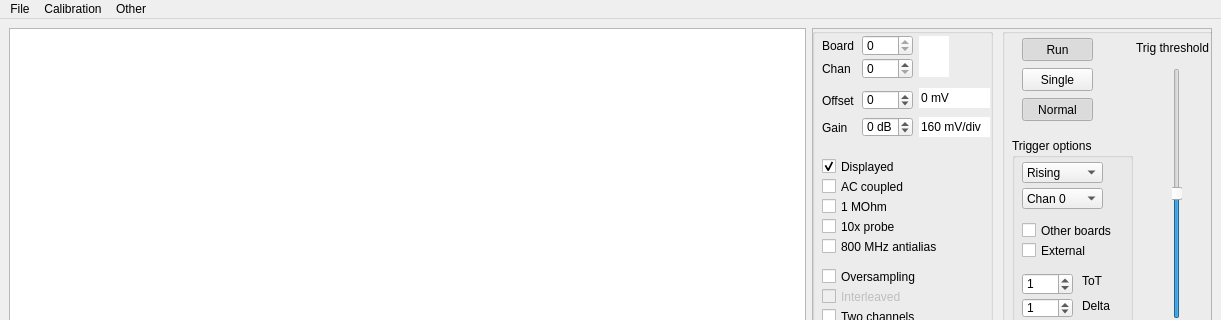
Above: software/HaasoscopePro.ui from drandyhaas/HaasoscopePro before the change; both pictures show x 0 to 1221 and y 0 to 320 of the 1221 by 800 pixel window. Below: the same form after it.
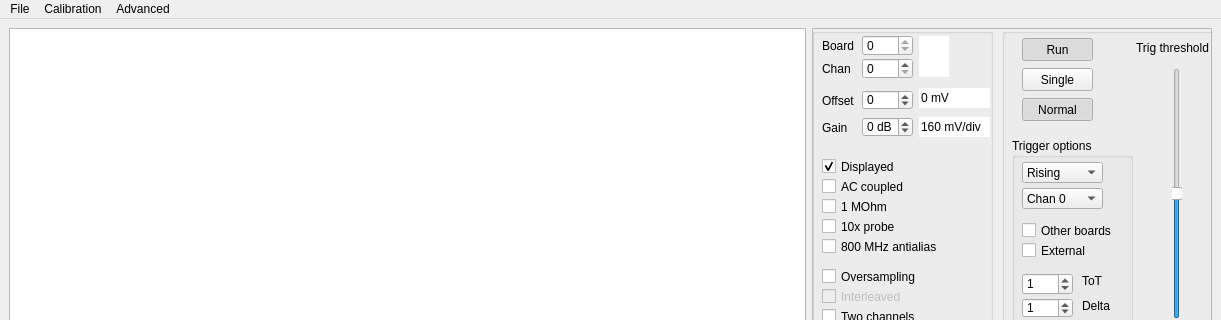
That is the form after the change. Custom widgets are drawn as their Qt base class.

Commit message: Icon and Windows build

Patch:
```diff
--- a/software/HaasoscopePro.ui
+++ b/software/HaasoscopePro.ui
@@ -1923,7 +1923,7 @@
    </widget>
    <widget class="QMenu" name="menuOther">
     <property name="title">
-     <string>Other</string>
+     <string>Advanced</string>
     </property>
     <addaction name="separator"/>
     <addaction name="actionForce_split"/>
```
Left out of the diff: 7 changed lines with no effect on the pictures. The commit also changes 6 other files.
